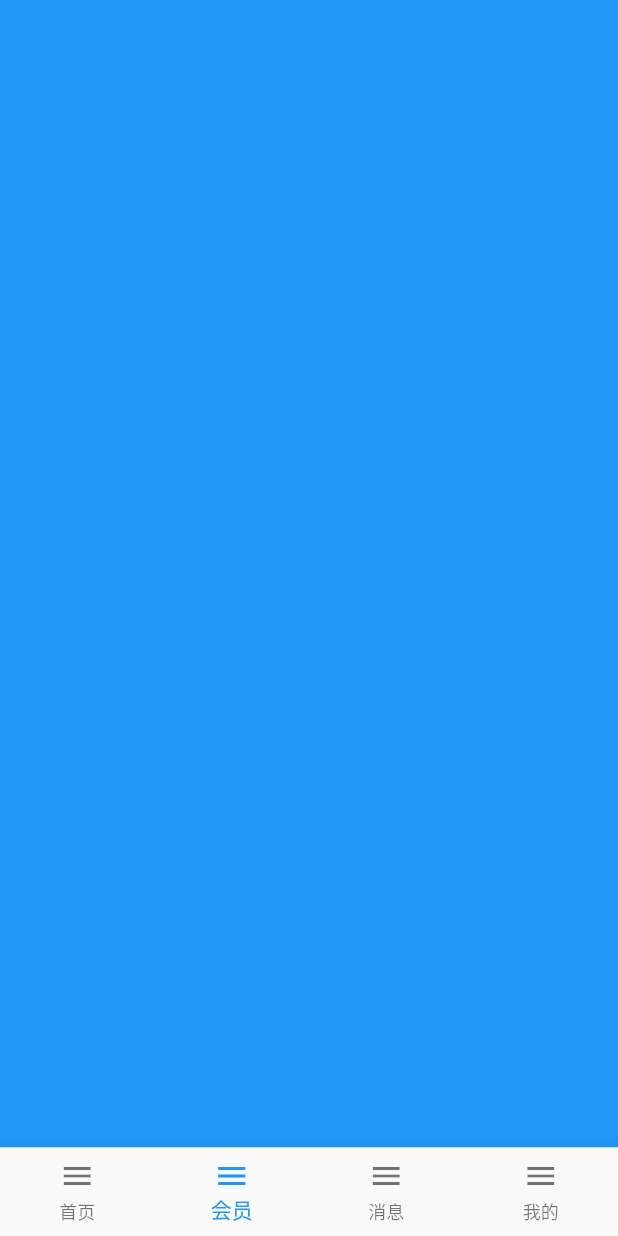
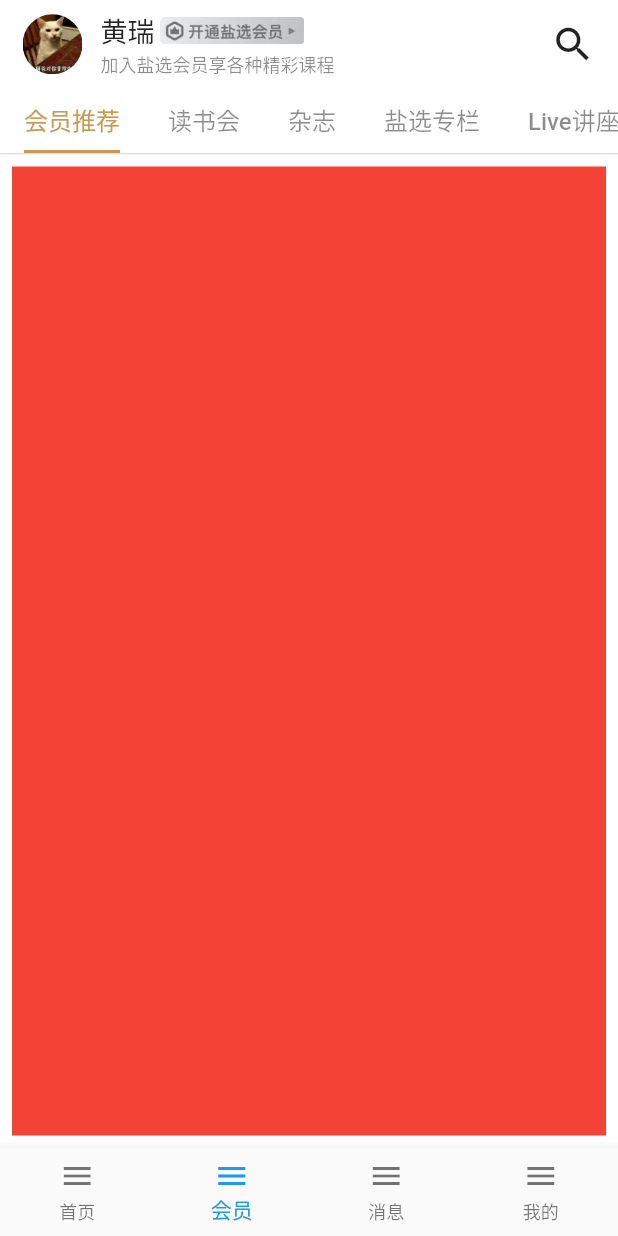
Before and after one commit to huangrui1226/zhihu, a Flutter app: the screen it shows after launch, item 2 of the bottom bar chosen, on a phone screen of 412 x 824 dp. Run offline on Flutter 3.47's test engine with Material 2 defaults, Android fonts, the phone set to English and light mode, and no system bars; our stand-ins replace pull_to_refresh.

Commit message:
会员页面导航 UI

```diff
--- a/lib/page/main_page/direct_seed/direct_seed_focus_view.dart
+++ b/lib/page/main_page/direct_seed/direct_seed_focus_view.dart
@@ -83,7 +83,6 @@ class _DirectSeedFocusViewState extends State<DirectSeedFocusView> {
         ),
       );
     } else {
-      int count;
       List<Widget> children = [];
 
       /// 暂未开播
--- a/lib/page/main_page/main_page_focus_view.dart
+++ b/lib/page/main_page/main_page_focus_view.dart
@@ -1,7 +1,4 @@
-import 'dart:convert';
-
 import 'package:flutter/material.dart';
-import 'package:http/http.dart';
 import 'package:pull_to_refresh/pull_to_refresh.dart';
 
 enum FocusViewType {
--- a/lib/page/member_page/member_page.dart
+++ b/lib/page/member_page/member_page.dart
@@ -7,11 +7,174 @@ class MemberPage extends StatefulWidget {
   _MemberPageState createState() => _MemberPageState();
 }
 
-class _MemberPageState extends State<MemberPage> {
+class _MemberPageState extends State<MemberPage> with TickerProviderStateMixin {
+  TabController tabController;
+  List<Tab> tabList;
+
+  @override
+  void initState() {
+    tabList = [
+      Tab(child: Text('会员推荐')),
+      Tab(child: Text('读书会')),
+      Tab(child: Text('杂志')),
+      Tab(child: Text('盐选专栏')),
+      Tab(child: Text('Live讲座')),
+    ];
+    tabController = TabController(
+      vsync: this,
+      length: tabList.length,
+    );
+    super.initState();
+  }
+
   @override
   Widget build(BuildContext context) {
     return Container(
-      color: Colors.blue,
+      color: Colors.white,
+      child: Column(
+        children: <Widget>[
+          _AppBar(),
+          _MyTabbar(tabController, tabList: tabList),
+          Divider(height: 1, color: Color.fromRGBO(210, 211, 212, 1.0)),
+          Expanded(child: _MyTabbarView(tabController)),
+        ],
+      ),
     );
   }
 }
+
+class _AppBar extends StatelessWidget {
+  @override
+  Widget build(BuildContext context) {
+    double top = MediaQuery.of(context).padding.top;
+
+    return Container(
+      padding: EdgeInsets.only(top: top, left: 15),
+      height: 59 + top,
+      child: Container(
+        color: Colors.white,
+        child: Row(
+          children: <Widget>[
+            Container(
+              width: 40,
+              height: 40,
+              margin: EdgeInsets.only(right: 12),
+              child: ClipRRect(
+                borderRadius: BorderRadius.circular(20),
+                child: Image.asset('assets/images/member/my_user_icon.png'),
+              ),
+            ),
+            Expanded(
+              child: Container(
+                child: Column(
+                  mainAxisAlignment: MainAxisAlignment.center,
+                  crossAxisAlignment: CrossAxisAlignment.start,
+                  children: <Widget>[
+                    Container(
+                      child: Row(
+                        mainAxisAlignment: MainAxisAlignment.start,
+                        children: <Widget>[
+                          Container(
+                            margin: EdgeInsets.only(right: 4),
+                            child: Text(
+                              '黄瑞',
+                              style: TextStyle(
+                                fontSize: 18,
+                                fontWeight: FontWeight.w500,
+                              ),
+                            ),
+                          ),
+                          Container(
+                            width: 96,
+                            height: 18,
+                            child: Image.asset('assets/images/member/member_indicator.png'),
+                          ),
+                        ],
+                      ),
+                    ),
+                    Container(
+                      child: Text(
+                        '加入盐选会员享各种精彩课程',
+                        style: TextStyle(
+                          color: Colors.black45,
+                          fontSize: 12,
+                        ),
+                      ),
+                    ),
+                  ],
+                ),
+              ),
+            ),
+            Container(
+              margin: EdgeInsets.only(right: 15),
+              child: Icon(
+                Icons.search,
+                size: 30,
+              ),
+            ),
+          ],
+        ),
+      ),
+    );
+  }
+}
+
+class _MyTabbar extends StatelessWidget {
+  final TabController controller;
+  final List<Tab> tabList;
+
+  _MyTabbar(
+    this.controller, {
+    this.tabList = const [],
+    Key key,
+  }) : super(key: key);
+
+  @override
+  Widget build(BuildContext context) {
+    Color color = Color.fromRGBO(203, 153, 79, 1.0);
+
+    return Container(
+      height: 43,
+      child: TabBar(
+        isScrollable: true,
+        controller: controller,
+        tabs: tabList,
+        indicatorColor: color,
+        indicatorWeight: 2,
+        indicatorSize: TabBarIndicatorSize.label,
+        labelColor: color,
+        labelStyle: TextStyle(
+          fontSize: 16,
+          fontWeight: FontWeight.w500,
+        ),
+        unselectedLabelColor: Colors.black45,
+        unselectedLabelStyle: TextStyle(
+          fontSize: 16,
+          fontWeight: FontWeight.w500,
+        ),
+      ),
+    );
+  }
+}
+
+class _MyTabbarView extends StatelessWidget {
+  final TabController controller;
+
+  _MyTabbarView(
+    this.controller, {
+    Key key,
+  }) : super(key: key);
+
+  @override
+  Widget build(BuildContext context) {
+    return TabBarView(
+      controller: controller,
+      children: List.generate(controller.length, (index) {
+        return Container(
+          margin: EdgeInsets.all(8),
+          color: Colors.red,
+        );
+      }),
+    );
+  }
+}
--- a/lib/viewmodel/main_page_view_model.dart
+++ b/lib/viewmodel/main_page_view_model.dart
@@ -1,6 +1,5 @@
 import 'package:flutter/material.dart';
 import 'package:zhihu/page/main_page/search_view/main_search_page.dart';
-import 'package:zhihu/route/my_fade_route.dart';
 
 class MainPageViewModel {
   bool isExpanded = false; // 关注按钮下方的View
--- a/pubspec.yaml
+++ b/pubspec.yaml
@@ -49,6 +49,7 @@ flutter:
     - assets/images/main_focus/
     - assets/images/main_recommand/
     - assets/images/main_seed/
+    - assets/images/member/
 
   # An image asset can refer to one or more resolution-specific "variants", see
   # https://flutter.dev/assets-and-images/#resolution-aware.
```
Also changed, not shown: assets/images/member/member_indicator.png (added), assets/images/member/my_user_icon.png (added).
